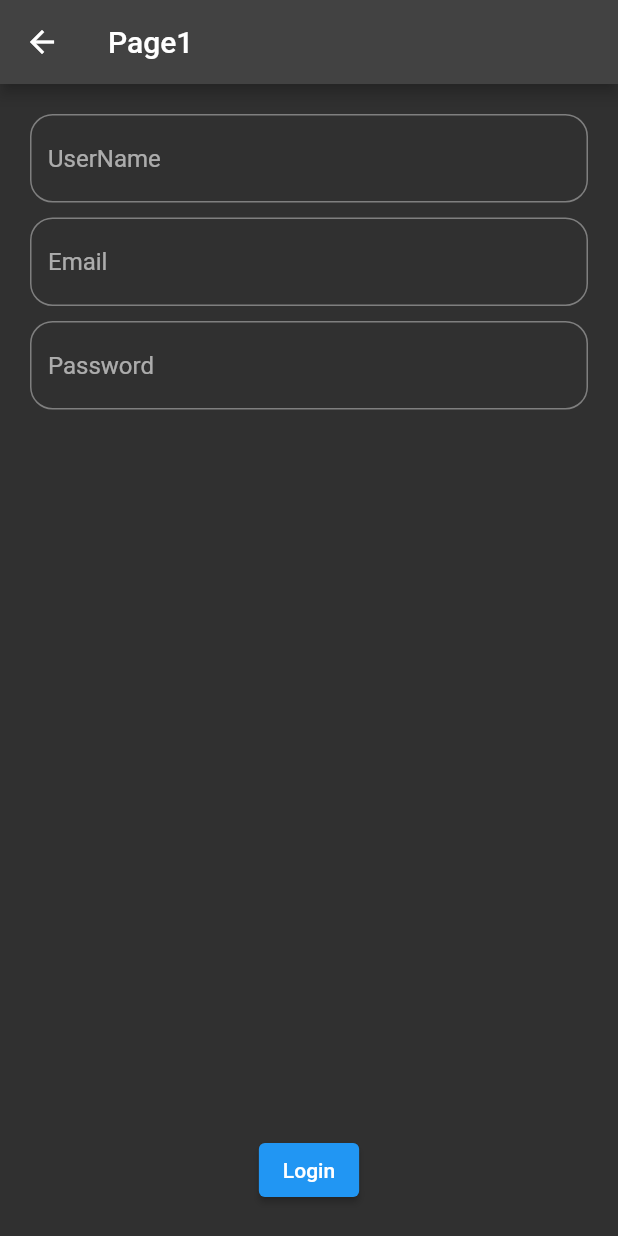
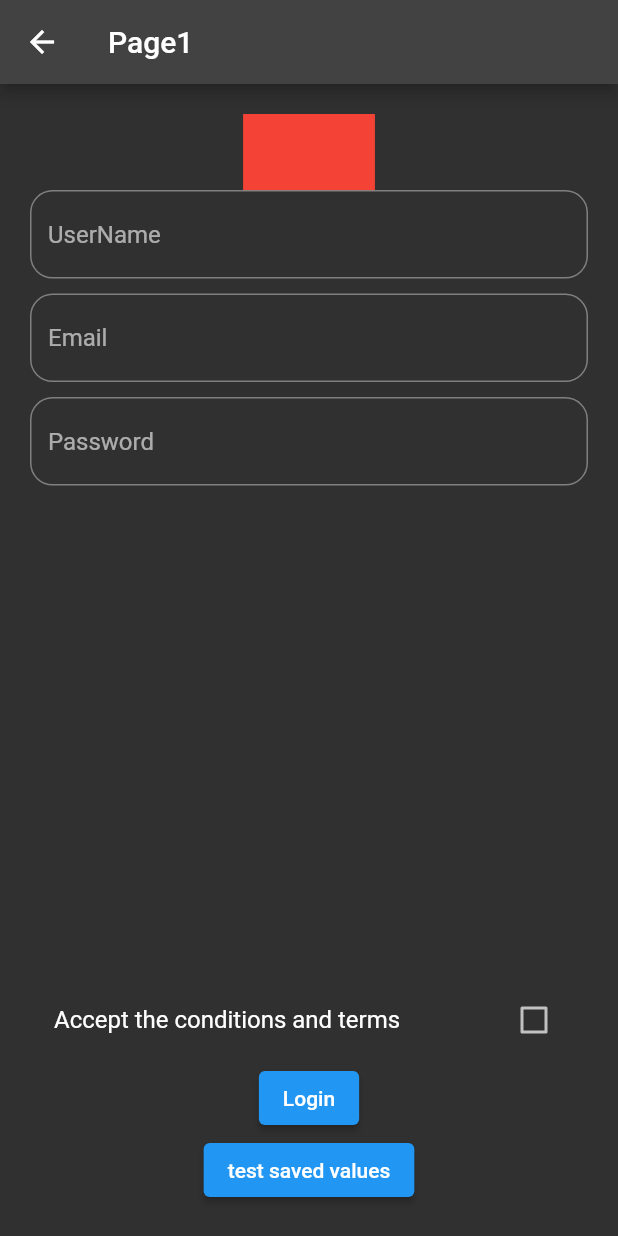
Before and after one commit to shadysamara/flutter1_gdg2, a Flutter app: the Screen1 screen opened directly, on a phone screen of 412 x 824 dp. Run offline on Flutter 3.47's test engine with Material 2 defaults, Android fonts, the phone set to English and light mode, and no system bars; our stand-ins replace flutter_screenutil, shared_preferences, string_validator; accounts and stored records are empty.

Commit message:
onsave, custom forfield, sharedprefrences

```diff
--- /dev/null
+++ b/lib/screens/custom_checkbox.dart
@@ -0,0 +1,25 @@
+import 'package:flutter/material.dart';
+
+class CustomCheckBox extends FormField<bool> {
+  CustomCheckBox({super.key})
+      : super(
+            autovalidateMode: AutovalidateMode.onUserInteraction,
+            validator: (x) {
+              if (x != true) {
+                return "you have to accept the conditions";
+              }
+            },
+            initialValue: false,
+            builder: (FormFieldState<bool> state) {
+              return CheckboxListTile(
+                  subtitle: state.hasError
+                      ? Text(state.errorText ?? '',
+                          style: TextStyle(color: Colors.red))
+                      : null,
+                  title: Text(
+                    "Accept the conditions and terms",
+                  ),
+                  value: state.value,
+                  onChanged: state.didChange);
+            });
+}
--- a/lib/screens/custom_textfield.dart
+++ b/lib/screens/custom_textfield.dart
@@ -1,14 +1,19 @@
 import 'package:flutter/material.dart';
+import 'package:flutter_application_1/screens/auth_provider.dart';
+import 'package:provider/provider.dart';
 
 typedef String? shadyFunction(String? x);
+typedef void SaveFunction(String? x);
 
 class CustomTextfield extends StatelessWidget {
   final String title;
   final TextEditingController controller;
   final shadyFunction validationFunction;
+  final SaveFunction saveFunction;
   const CustomTextfield({
     Key? key,
     required this.title,
+    required this.saveFunction,
     required this.controller,
     required this.validationFunction,
   }) : super(key: key);
@@ -18,6 +23,8 @@ class CustomTextfield extends StatelessWidget {
     return Column(
       children: [
         TextFormField(
+          autovalidateMode: AutovalidateMode.onUserInteraction,
+          onSaved: saveFunction,
           validator: validationFunction,
           controller: controller,
           decoration: InputDecoration(
--- a/lib/screens/pages_names.dart
+++ b/lib/screens/pages_names.dart
@@ -1,4 +1,4 @@
 class PagesNames {
-  static const String screen1Name = "/";
+  static const String screen1Name = "/screen1";
   static const String screen2Name = "screen2";
 }
--- a/lib/screens/screen1.dart
+++ b/lib/screens/screen1.dart
@@ -1,6 +1,11 @@
+import 'dart:developer';
+
 import 'package:flutter/material.dart';
 import 'package:flutter_application_1/screens/auth_provider.dart';
+import 'package:flutter_application_1/screens/custom_checkbox.dart';
 import 'package:flutter_application_1/screens/custom_textfield.dart';
+import 'package:flutter_application_1/screens/sp_example/data/sp_helper.dart';
+import 'package:flutter_screenutil/flutter_screenutil.dart';
 import 'package:provider/provider.dart';
 
 class Screen1 extends StatelessWidget {
@@ -18,24 +23,40 @@ class Screen1 extends StatelessWidget {
             key: pr.formKey,
             child: Column(
               children: [
+                Container(
+                  height: 50.h,
+                  width: 80.w,
+                  color: Colors.red,
+                ),
                 CustomTextfield(
+                    saveFunction: pr.setUserName,
                     title: "UserName",
                     controller: pr.userNameController,
                     validationFunction: pr.validateUsername),
                 CustomTextfield(
+                    saveFunction: pr.setUserEmail,
                     title: "Email",
                     controller: pr.emailController,
                     validationFunction: pr.validateEmail),
                 CustomTextfield(
+                    saveFunction: pr.setUserPassword,
                     title: "Password",
                     controller: pr.passwordController,
                     validationFunction: pr.validatePassword),
                 const Spacer(),
+                CustomCheckBox(),
                 ElevatedButton(
                     onPressed: () {
                       pr.checkLogin();
                     },
-                    child: Text("Login"))
+                    child: Text("Login")),
+                ElevatedButton(
+                    onPressed: () async {
+                      await SpHelper.spHelper.initSp();
+                      log(SpHelper.spHelper.getName() ?? "not defined");
+                      // SpHelper.spHelper.deleteName();
+                    },
+                    child: Text("test saved values"))
               ],
             ),
           ),
--- /dev/null
+++ b/lib/screens/sp_example/data/sp_helper.dart
@@ -0,0 +1,31 @@
+import 'package:shared_preferences/shared_preferences.dart';
+
+class SpHelper {
+  SpHelper._();
+  static SpHelper spHelper = SpHelper._();
+  late SharedPreferences sp;
+  initSp() async {
+    // create connection with sharedprefrences file
+    sp = await SharedPreferences.getInstance();
+  }
+
+  saveName(String name) async {
+    await sp.setString("name", name);
+  }
+
+/*
+<name> omar </name>
+
+*/
+  String? getName() {
+    return sp.getString("name");
+  }
+
+  updateName(String newName) {
+    sp.setString("name", newName);
+  }
+
+  deleteName() {
+    sp.remove("name");
+  }
+}
--- a/pubspec.yaml
+++ b/pubspec.yaml
@@ -38,6 +38,8 @@ dependencies:
   cupertino_icons: ^1.0.2
   provider: ^6.0.5
   string_validator: ^1.0.0
+  flutter_screenutil: ^5.7.0
+  shared_preferences: ^2.2.0
 
 dev_dependencies:
   flutter_test:
```
Also changed, not shown: lib/main.dart (+19 -1 lines), lib/screens/auth_provider.dart (+27 -1 lines), lib/screens/sp_example/providers/sp_provider.dart (added, +19 -0 lines), lib/screens/sp_example/views/sp_screen.dart (added, +46 -0 lines), pubspec.lock, 7 other files.
